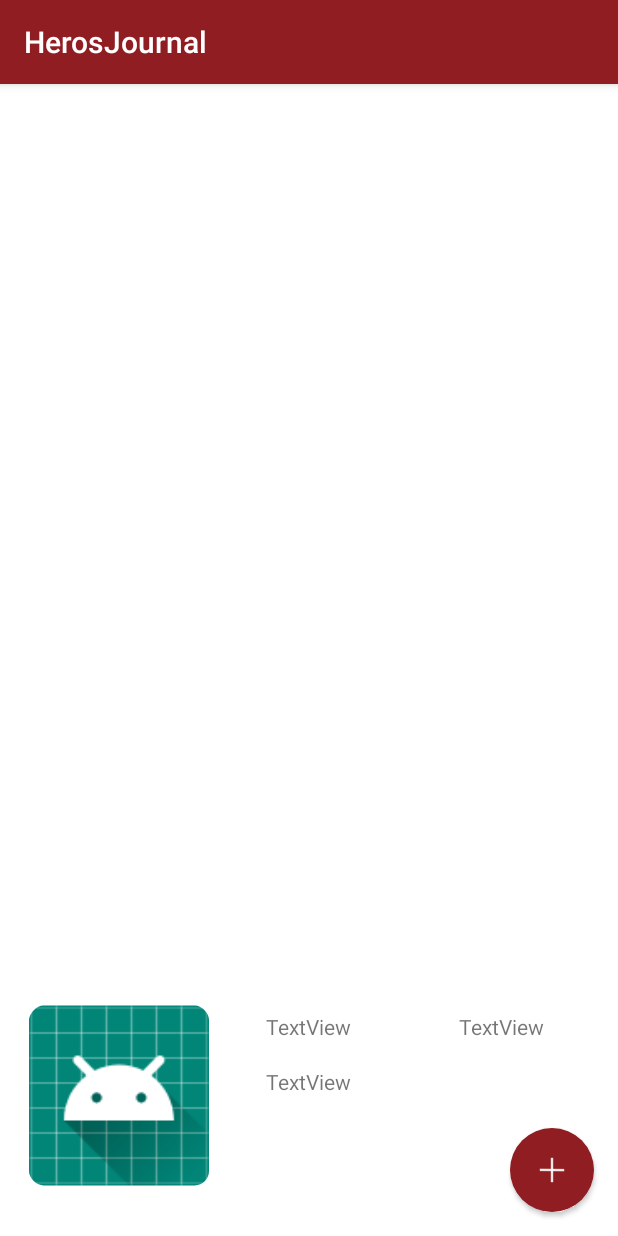
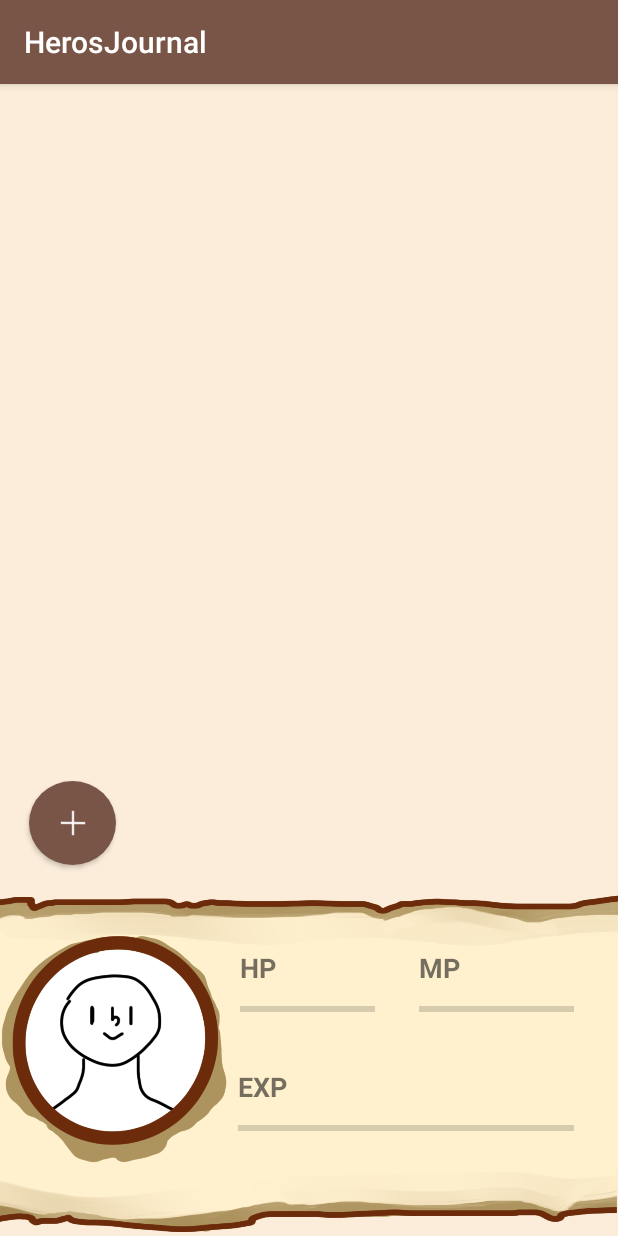
Before and after one commit to CoriBeemish/Heros-Journal, an Android app: the screen it shows after launch (MainActivity), on a phone screen of 412 x 824 dp. Run offline under Robolectric (Android 15) with nearby library versions, the phone set to English and light mode, and no system bars.

Commit message:
Layout fixed

```diff
--- a/app/src/main/res/layout/activity_main.xml
+++ b/app/src/main/res/layout/activity_main.xml
@@ -5,7 +5,7 @@
     android:layout_width="match_parent"
     android:layout_height="match_parent"
     tools:context=".MainActivity"
-    android:background="@android:color/white">
+    android:background="@color/background">
 
     <ListView
         android:id="@+id/list"
@@ -20,54 +20,140 @@
 
     <ImageButton
         android:id="@+id/fab_image_button"
-        android:layout_width="@dimen/fab_button_diameter"
+        android:layout_width="58dp"
         android:layout_height="@dimen/fab_button_diameter"
-        android:layout_alignParentEnd="true"
         android:layout_alignParentBottom="true"
-        android:layout_marginBottom="@dimen/fab_button_margin_bottom"
-        android:layout_marginRight="@dimen/fab_button_margin_right"
+        android:layout_alignParentStart="true"
+        android:layout_marginBottom="247dp"
+        android:layout_marginStart="19dp"
         android:background="@drawable/oval_ripple"
+        android:elevation="@dimen/elevation_low"
         android:src="@mipmap/fab_ic_add"
+        android:stateListAnimator="@anim/button_elevation"
         android:tint="@android:color/white"
-        android:elevation="@dimen/elevation_low"
-        android:stateListAnimator="@anim/button_elevation"/>
+        tools:ignore="RtlCompat" />
 
     <ImageView
-        android:id="@+id/imageView"
-        android:layout_width="120dp"
-        android:layout_height="155dp"
-        android:layout_alignBottom="@+id/fab_image_button"
+        android:id="@+id/imageView2"
+        android:layout_width="match_parent"
+        android:layout_height="239dp"
+        android:layout_alignParentBottom="true"
         android:layout_alignParentStart="true"
-        android:layout_alignParentLeft="true"
-        android:layout_marginStart="19dp"
-        android:layout_marginLeft="19dp"
-        app:srcCompat="@mipmap/ic_launcher" />
+        android:scaleType="fitXY"
+        app:srcCompat="@drawable/panelhighavatar" />
 
-    <TextView
-        android:id="@+id/textView"
-        android:layout_width="wrap_content"
+    <TableLayout
+        android:layout_width="236dp"
         android:layout_height="wrap_content"
         android:layout_alignParentBottom="true"
-        android:layout_centerHorizontal="true"
-        android:layout_marginBottom="130dp"
-        android:text="TextView" />
+        android:layout_alignParentEnd="true"
+        android:layout_marginBottom="135dp"
+        android:layout_marginEnd="16dp"
+        android:layout_marginRight="16dp">
 
-    <TextView
-        android:id="@+id/textView2"
-        android:layout_width="wrap_content"
-        android:layout_height="wrap_content"
+        <TableRow
+            android:layout_width="186dp"
+            android:layout_height="511dp">
+
+            <TextView
+                android:id="@+id/textView6"
+                android:layout_width="90dp"
+                android:layout_height="match_parent"
+                android:text="HP"
+                android:textSize="18sp"
+                android:textStyle="bold" />
+
+            <TextView
+                android:id="@+id/textView7"
+                android:layout_width="29dp"
+                android:layout_height="wrap_content" />
+
+            <TextView
+                android:id="@+id/textView9"
+                android:layout_width="74dp"
+                android:layout_height="wrap_content"
+                android:text="MP"
+                android:textSize="18sp"
+                android:textStyle="bold" />
+
+        </TableRow>
+
+        <TableRow
+            android:layout_width="match_parent"
+            android:layout_height="match_parent">
+
+            <ProgressBar
+                android:id="@+id/progressBar2"
+                style="?android:attr/progressBarStyleHorizontal"
+                android:layout_width="83dp"
+                android:layout_height="31dp" />
+
+            <TextView
+                android:id="@+id/textView8"
+                android:layout_width="wrap_content"
+                android:layout_height="match_parent" />
+
+            <ProgressBar
+                android:id="@+id/progressBar4"
+                style="?android:attr/progressBarStyleHorizontal"
+                android:layout_width="103dp"
+                android:layout_height="match_parent" />
+
+        </TableRow>
+
+    </TableLayout>
+
+    <TableLayout
+        android:layout_width="237dp"
+        android:layout_height="60dp"
+        android:layout_alignParentBottom="true"
         android:layout_alignParentEnd="true"
-        android:layout_alignTop="@+id/textView"
-        android:layout_marginEnd="49dp"
-        android:text="TextView" />
+        android:layout_marginBottom="52dp"
+        android:layout_marginEnd="16dp"
+        android:layout_marginRight="16dp">
 
-    <TextView
-        android:id="@+id/textView3"
-        android:layout_width="wrap_content"
-        android:layout_height="wrap_content"
+        <TableRow
+            android:layout_width="match_parent"
+            android:layout_height="match_parent" >
+
+            <TextView
+                android:id="@+id/textView13"
+                android:layout_width="224dp"
+                android:layout_height="match_parent"
+                android:text="EXP"
+                android:textSize="18sp"
+                android:textStyle="bold" />
+        </TableRow>
+
+        <TableRow
+            android:layout_width="match_parent"
+            android:layout_height="match_parent" >
+
+            <ProgressBar
+                android:id="@+id/progressBar8"
+                style="?android:attr/progressBarStyleHorizontal"
+                android:layout_width="match_parent"
+                android:layout_height="31dp" />
+        </TableRow>
+
+    </TableLayout>
+
+    <ImageView
+        android:id="@+id/imageView4"
+        android:layout_width="142dp"
+        android:layout_height="152dp"
+        android:layout_alignStart="@+id/list"
+        android:layout_alignTop="@+id/imageView3"
+        app:srcCompat="@drawable/avatar" />
+
+    <ImageView
+        android:id="@+id/imageView3"
+        android:layout_width="152dp"
+        android:layout_height="161dp"
         android:layout_alignParentBottom="true"
-        android:layout_centerHorizontal="true"
-        android:layout_marginBottom="93dp"
-        android:text="TextView" />
+        android:layout_alignParentStart="true"
+        android:layout_marginBottom="45dp"
+        android:scaleType="fitXY"
+        app:srcCompat="@drawable/borderavatar" />
 
 </RelativeLayout>
--- a/app/src/main/res/values/colors.xml
+++ b/app/src/main/res/values/colors.xml
@@ -1,7 +1,8 @@
 <?xml version="1.0" encoding="utf-8"?>
 <resources>
     <!--Color primary 500 from palette colors -->
-    <color name="primary">#8F1D21</color>
+    <color name="primary">#795548</color>
     <!--Color primary dark 700 from palette colors -->
     <color name="primaryDark">#4E342E</color>
+    <color name="background">#fbedd9</color>
 </resources>
```
Also changed, not shown: app/src/main/res/drawable/avatar.png (added), app/src/main/res/drawable/borderavatar.png (added), app/src/main/res/drawable/panelhighavatar.png (added).
